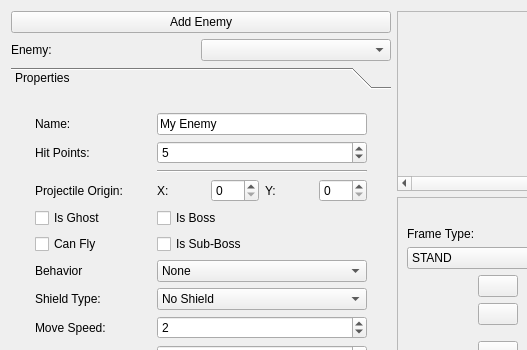
The window that editor/mainwindow_tab/npc_edit.ui (protoman/rockbot) describes before a commit, drawn with Qt 5; both pictures show x 0 to 527 and y 0 to 350 of the 1222 by 723 pixel window.
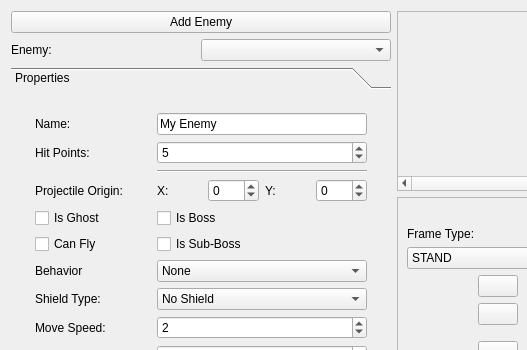
The same window after the commit. Icons and pictures are not drawn. Custom widgets are drawn as their Qt base class.

Patch:
```diff
--- a/editor/mainwindow_tab/npc_edit.ui
+++ b/editor/mainwindow_tab/npc_edit.ui
@@ -363,10 +363,24 @@
             <item row="5" column="1">
              <layout class="QGridLayout" name="gridLayout_3">
               <item row="0" column="3">
-               <widget class="QSpinBox" name="projectileOriginY_spinBox"/>
+               <widget class="QSpinBox" name="projectileOriginY_spinBox">
+                <property name="minimum">
+                 <number>-999</number>
+                </property>
+                <property name="maximum">
+                 <number>999</number>
+                </property>
+               </widget>
               </item>
               <item row="0" column="1">
-               <widget class="QSpinBox" name="projectileOriginX_spinBox"/>
+               <widget class="QSpinBox" name="projectileOriginX_spinBox">
+                <property name="minimum">
+                 <number>-999</number>
+                </property>
+                <property name="maximum">
+                 <number>999</number>
+                </property>
+               </widget>
               </item>
               <item row="0" column="0">
                <widget class="QLabel" name="label_21">
```
